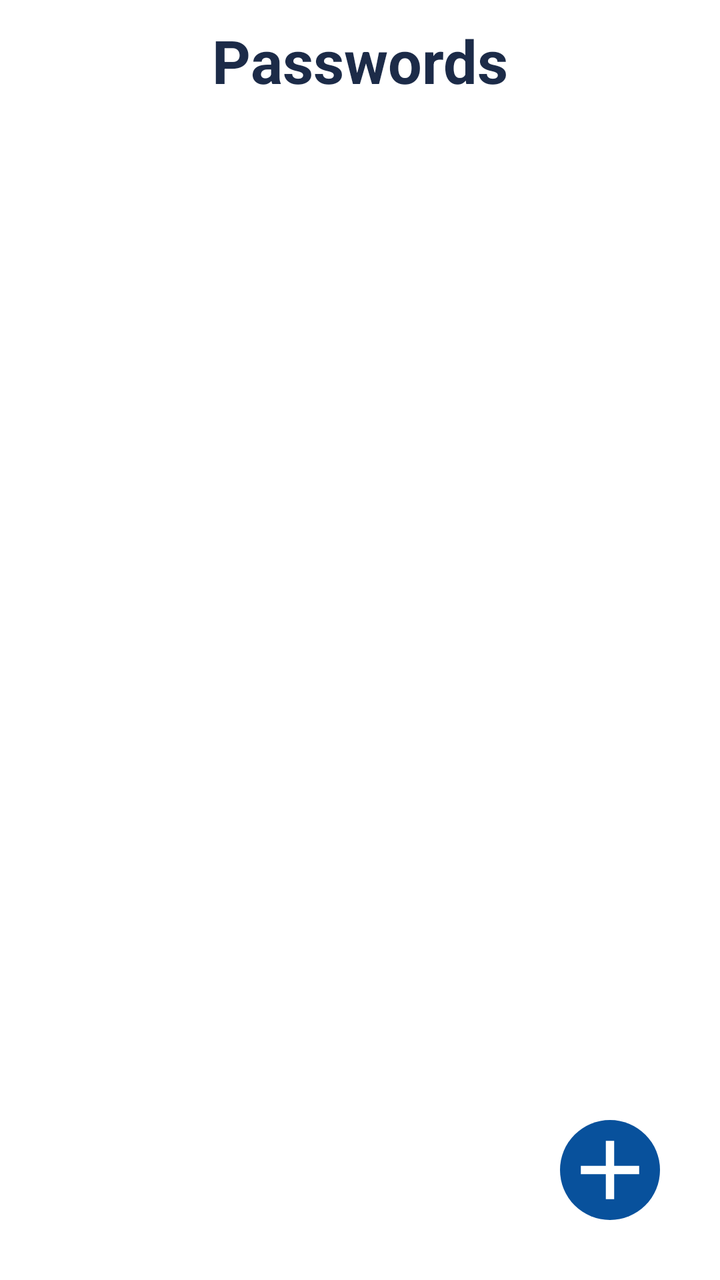
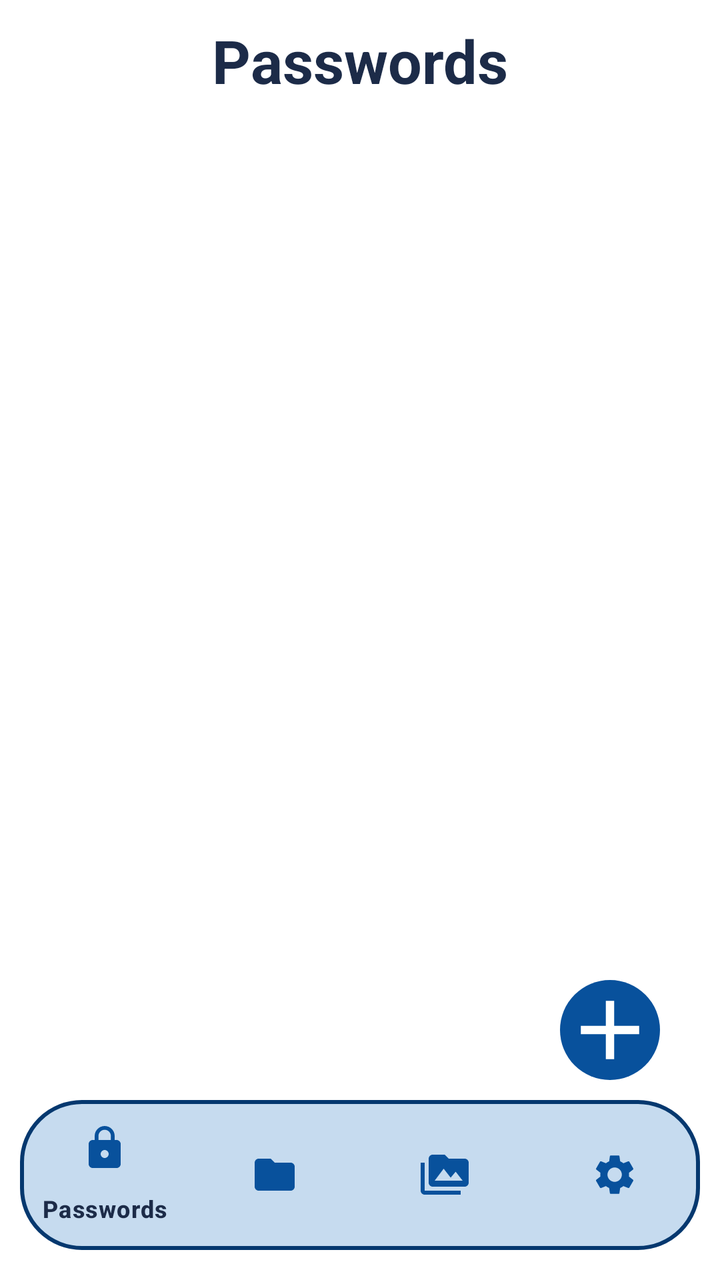

An Android layout rendered at two revisions. The XML below is the earlier revision; the diff shows what the commit changed to produce the second picture.
<!-- AndroidManifest.xml: application theme Theme.WhiteVault -->
<!-- res/layout/activity_password.xml -->
<?xml version="1.0" encoding="utf-8"?>
<RelativeLayout xmlns:android="http://schemas.android.com/apk/res/android"
    xmlns:app="http://schemas.android.com/apk/res-auto"
    xmlns:tools="http://schemas.android.com/tools"
    android:id="@+id/main"
    android:layout_width="match_parent"
    android:layout_height="match_parent"
    tools:context=".PasswordActivity"
    style="@style/BACKGROUND">

    <RelativeLayout
        android:layout_width="match_parent"
        android:layout_height="wrap_content"
        android:layout_marginTop="10dp">

        <TextView
            android:layout_width="wrap_content"
            android:layout_height="wrap_content"
            android:text="Passwords"
            android:textSize="30sp"
            android:textStyle="bold"
            android:layout_centerHorizontal="true"
            style="@style/TEXT"/>

        <ScrollView
            android:layout_width="match_parent"
            android:layout_height="wrap_content"
            android:layout_marginTop="60dp">

            <LinearLayout
                android:id="@+id/password_view"
                android:layout_width="match_parent"
                android:layout_height="wrap_content"
                android:orientation="vertical"
                android:padding="16dp"/>

        </ScrollView>

    </RelativeLayout>

    <ImageButton
        android:id="@+id/button_add"
        android:layout_width="50dp"
        android:layout_height="50dp"
        android:layout_alignParentEnd="true"
        android:layout_alignParentBottom="true"
        android:layout_marginEnd="30dp"
        android:layout_marginBottom="30dp"
        android:src="@drawable/icon_add"
        android:scaleType="centerCrop"
        android:background="@drawable/add_button_background"
        app:tint="@color/white"/>

</RelativeLayout>
<!-- resources referenced by this layout -->
<resources>
  <color name="white">#FFFFFFFF</color>
  <!-- drawable add_button_background (drawable) -->
  <?xml version="1.0" encoding="utf-8"?>
  <shape xmlns:android="http://schemas.android.com/apk/res/android" android:shape="oval">
  
      <solid android:color="@color/lPrimary"/>
  
  </shape>
  <!-- drawable icon_add (drawable) -->
  <vector xmlns:android="http://schemas.android.com/apk/res/android" android:height="24dp" android:tint="#000000" android:viewportHeight="24" android:viewportWidth="24" android:width="24dp">
        
      <path android:fillColor="@android:color/white" android:pathData="M19,13h-6v6h-2v-6H5v-2h6V5h2v6h6v2z"/>
      
  </vector>
  <style name="BACKGROUND">
          <item name="android:background">@color/white</item>
      </style>
  <style name="TEXT">
          <item name="android:textColor">@color/text</item>
      </style>
  <style name="Theme.WhiteVault" parent="Base.Theme.WhiteVault" />
  <color name="lPrimary">#08519C</color>
  <color name="text">#1C2B48</color>
  <style name="Base.Theme.WhiteVault" parent="Theme.Material3.DayNight.NoActionBar">
          
          
      </style>
</resources>

<!-- the commit's change to res/layout/activity_password.xml (unified diff, before → after) -->
@@ -6,49 +6,69 @@
     android:layout_width="match_parent"
     android:layout_height="match_parent"
     tools:context=".PasswordActivity"
-    style="@style/BACKGROUND">
+    style="@style/SCREEN">
 
     <RelativeLayout
         android:layout_width="match_parent"
-        android:layout_height="wrap_content"
-        android:layout_marginTop="10dp">
+        android:layout_height="match_parent"
+        style="@style/BACKGROUND">
 
-        <TextView
-            android:layout_width="wrap_content"
-            android:layout_height="wrap_content"
-            android:text="Passwords"
-            android:textSize="30sp"
-            android:textStyle="bold"
-            android:layout_centerHorizontal="true"
-            style="@style/TEXT"/>
-
-        <ScrollView
+        <RelativeLayout
             android:layout_width="match_parent"
             android:layout_height="wrap_content"
-            android:layout_marginTop="60dp">
+            android:layout_marginTop="10dp">
 
-            <LinearLayout
-                android:id="@+id/password_view"
+            <TextView
+                android:layout_width="wrap_content"
+                android:layout_height="wrap_content"
+                android:text="Passwords"
+                android:textSize="30sp"
+                android:textStyle="bold"
+                android:layout_centerHorizontal="true"
+                style="@style/TEXT"/>
+
+            <ScrollView
                 android:layout_width="match_parent"
                 android:layout_height="wrap_content"
-                android:orientation="vertical"
-                android:padding="16dp"/>
+                android:layout_marginTop="60dp">
 
-        </ScrollView>
+                <LinearLayout
+                    android:id="@+id/password_view"
+                    android:layout_width="match_parent"
+                    android:layout_height="wrap_content"
+                    android:orientation="vertical"
+                    android:padding="16dp"/>
+
+            </ScrollView>
+
+        </RelativeLayout>
+
+        <ImageButton
+            android:id="@+id/button_add"
+            android:layout_width="50dp"
+            android:layout_height="50dp"
+            android:layout_alignParentEnd="true"
+            android:layout_alignParentBottom="true"
+            android:layout_marginEnd="30dp"
+            android:layout_marginBottom="100dp"
+            android:src="@drawable/icon_add"
+            android:scaleType="centerCrop"
+            android:background="@drawable/add_button_background"
+            app:tint="@color/white"/>
+
+        <com.google.android.material.bottomnavigation.BottomNavigationView
+            android:layout_width="match_parent"
+            android:layout_height="75dp"
+            android:background="@drawable/home_page_bar"
+            android:layout_alignParentBottom="true"
+            android:layout_marginBottom="15dp"
+            android:layout_marginStart="10dp"
+            android:layout_marginEnd="10dp"
+            app:itemTextColor="@color/text"
+            app:itemIconTint="@color/lPrimary"
+            app:itemActiveIndicatorStyle="@color/white"
+            app:menu="@menu/menu"/>
 
     </RelativeLayout>
 
-    <ImageButton
-        android:id="@+id/button_add"
-        android:layout_width="50dp"
-        android:layout_height="50dp"
-        android:layout_alignParentEnd="true"
-        android:layout_alignParentBottom="true"
-        android:layout_marginEnd="30dp"
-        android:layout_marginBottom="30dp"
-        android:src="@drawable/icon_add"
-        android:scaleType="centerCrop"
-        android:background="@drawable/add_button_background"
-        app:tint="@color/white"/>
-
 </RelativeLayout>
<!-- resource entries referenced after the edit -->
@@ -6,6 +6,14 @@
   <shape xmlns:android="http://schemas.android.com/apk/res/android" android:shape="oval">
   
       <solid android:color="@color/lPrimary"/>
+  
+  </shape>
+  <!-- drawable home_page_bar (drawable) -->
+  <?xml version="1.0" encoding="utf-8"?>
+  <shape xmlns:android="http://schemas.android.com/apk/res/android">
+      <solid android:color="@color/card"/>
+      <corners android:radius="30dp"/>
+      <stroke android:color="@color/stroke" android:width="2dp"/>
   
   </shape>
   <!-- drawable icon_add (drawable) -->
@@ -17,10 +25,15 @@
   <style name="BACKGROUND">
           <item name="android:background">@color/white</item>
       </style>
+  <style name="SCREEN">
+          <item name="android:background">@color/lPrimary</item>
+      </style>
   <style name="TEXT">
           <item name="android:textColor">@color/text</item>
       </style>
   <style name="Theme.WhiteVault" parent="Base.Theme.WhiteVault" />
+  <color name="card">#C6DBEF</color>
+  <color name="stroke">#05386F</color>
   <color name="lPrimary">#08519C</color>
   <color name="text">#1C2B48</color>
   <style name="Base.Theme.WhiteVault" parent="Theme.Material3.DayNight.NoActionBar">
